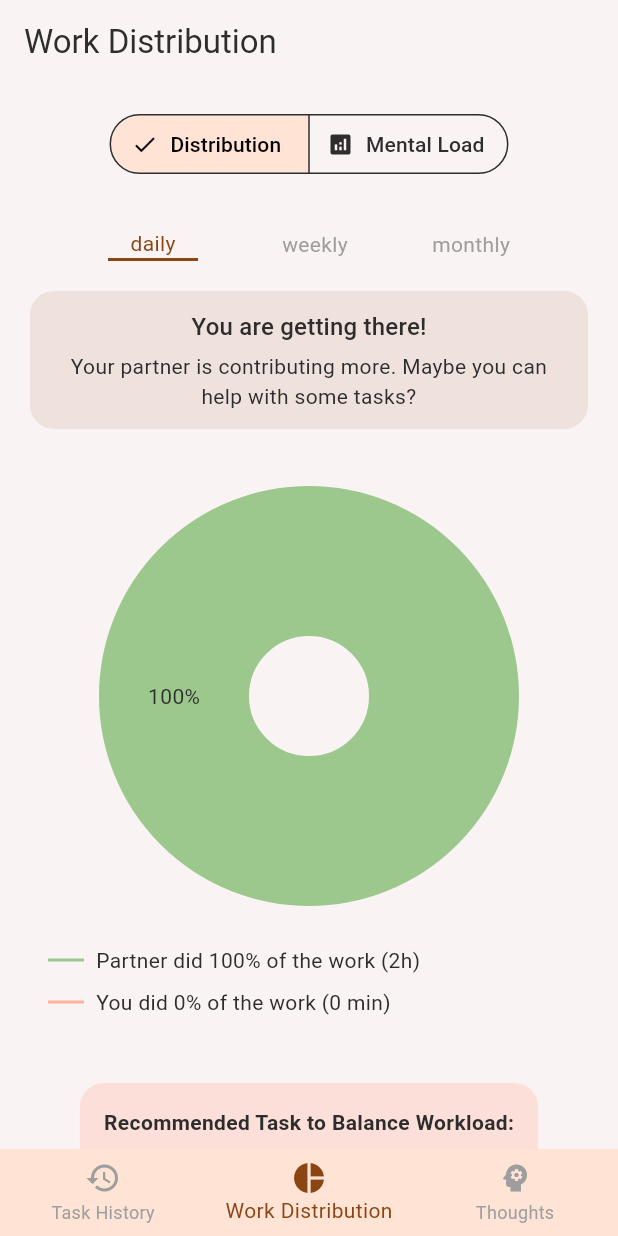
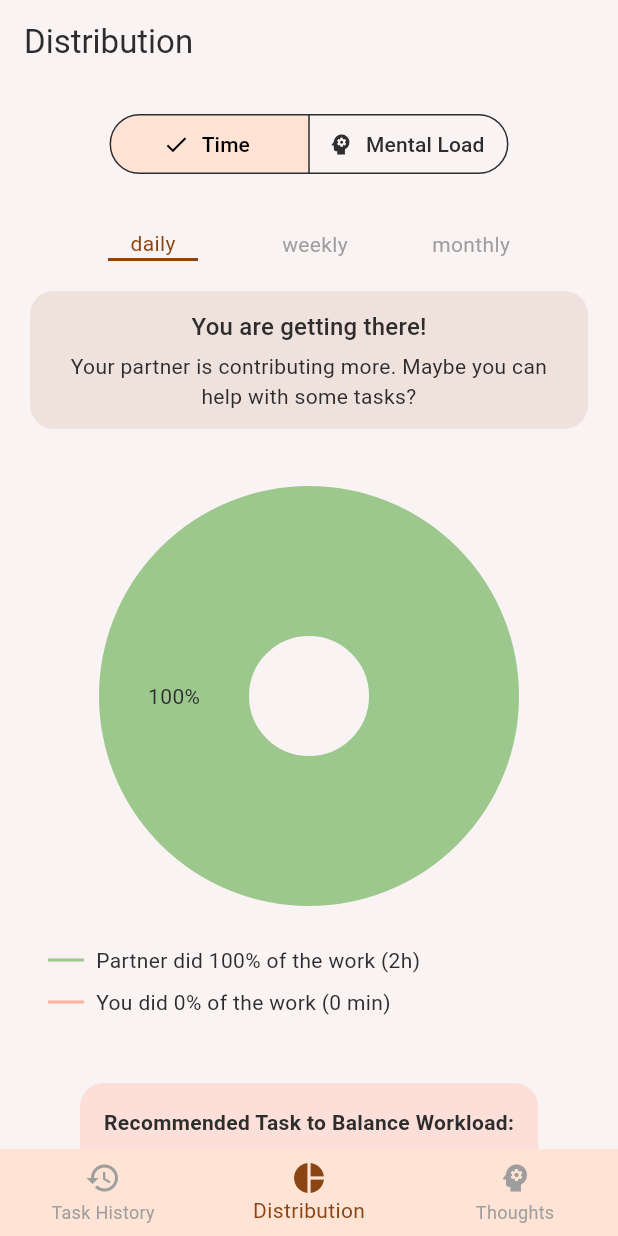
Before and after one commit to SamuelPfisterer/flutter_app, a Flutter app: the screen it shows after launch, item 2 of the bottom bar chosen, on a phone screen of 412 x 824 dp. Run offline on Flutter 3.47's test engine with Material 3 defaults, Android fonts, the phone set to English and light mode, and no system bars; drawn by our look-alikes of fl_chart; our stand-ins replace awesome_notifications, flutter_riverpod; network calls fail.

Commit message:
Fixed namings and icons

```diff
--- a/lib/screens/distribution_screen.dart
+++ b/lib/screens/distribution_screen.dart
@@ -44,7 +44,7 @@ class _DistributionScreenState extends ConsumerState<DistributionScreen> {
     return Scaffold(
       backgroundColor: Theme.of(context).colorScheme.background,
       appBar: AppBar(
-        title: const Text('Work Distribution'),
+        title: const Text('Distribution'),
         backgroundColor: Colors.transparent,
         elevation: 0,
       ),
@@ -56,13 +56,13 @@ class _DistributionScreenState extends ConsumerState<DistributionScreen> {
               segments: const [
                 ButtonSegment<bool>(
                   value: false,
-                  label: Text('Distribution'),
-                  icon: Icon(Icons.pie_chart),
+                  label: Text('Time'),
+                  icon: Icon(Icons.timer),
                 ),
                 ButtonSegment<bool>(
                   value: true,
                   label: Text('Mental Load'),
-                  icon: Icon(Icons.analytics),
+                  icon: Icon(Icons.psychology),
                 ),
               ],
               selected: {_showStats},
@@ -641,7 +641,7 @@ class _DistributionScreenState extends ConsumerState<DistributionScreen> {
     final hours = duration.inHours;
     final minutes = duration.inMinutes.remainder(60);
     if (hours > 0) {
-      return '$hours${minutes > 0 ? 'h and $minutes min' : 'h'}';
+      return '$hours${minutes > 0 ? 'h $minutes min' : 'h'}';
     }
     return '$minutes min';
   }
--- a/lib/screens/home_screen.dart
+++ b/lib/screens/home_screen.dart
@@ -34,7 +34,7 @@ class _HomeScreenState extends State<HomeScreen> {
           ),
           BottomNavigationBarItem(
             icon: Icon(Icons.pie_chart),
-            label: 'Work Distribution',
+            label: 'Distribution',
           ),
           BottomNavigationBarItem(
             icon: Icon(Icons.psychology),
```
